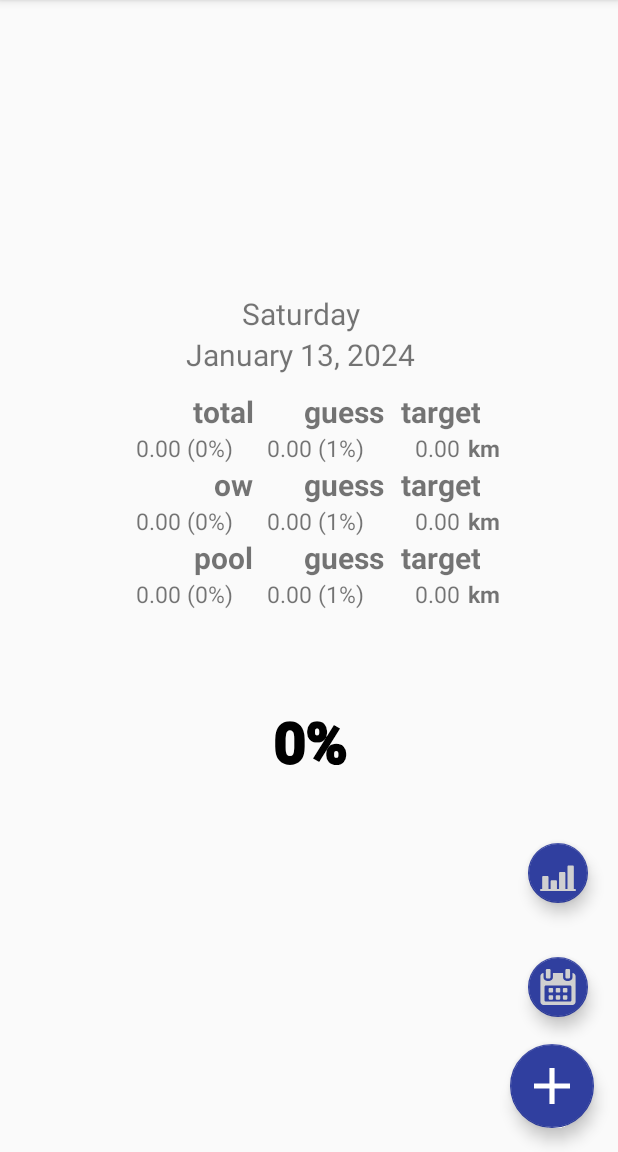
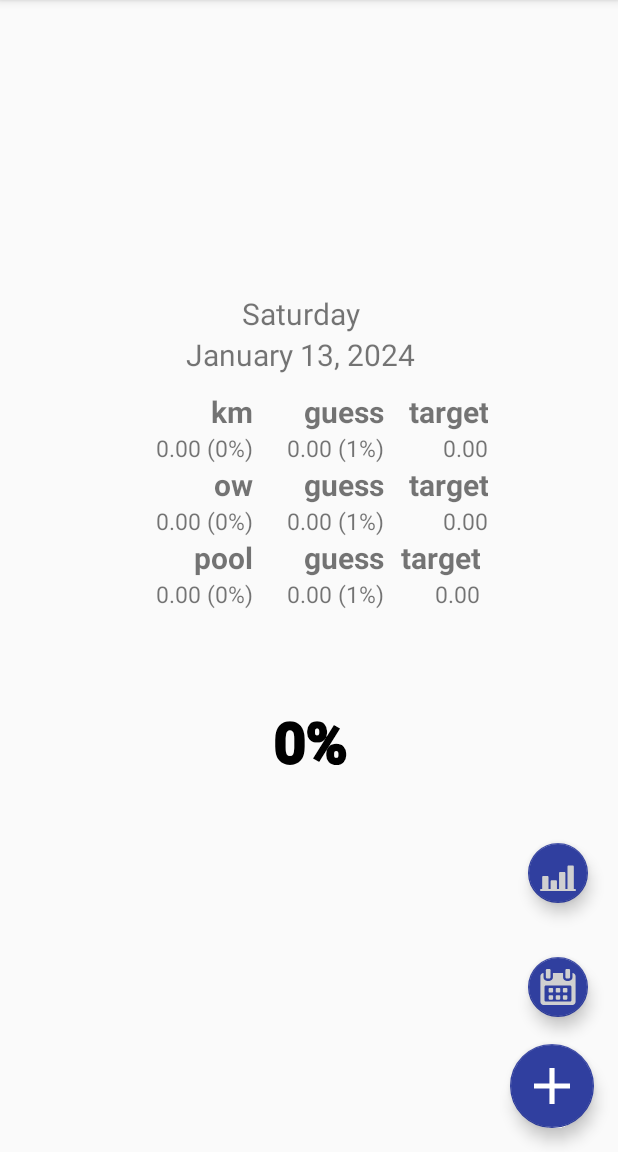
Before and after one commit to Baltasarq/nadamillas, an Android app: the screen it shows after launch (MainActivity), on a phone screen of 412 x 824 dp, the part 84-1236 px from its top. Run offline under Robolectric (Android 15) with nearby library versions, the phone set to English and light mode, and no system bars.

Commit message:
Removes units at the end of each line in mainactivity so it gains more space

```diff
--- a/app/src/main/java/com/devbaltasarq/nadamillas/ui/MainActivity.java
+++ b/app/src/main/java/com/devbaltasarq/nadamillas/ui/MainActivity.java
@@ -387,17 +387,9 @@ public class MainActivity extends BaseActivity
 
     private void showUnits()
     {
-        final List<TextView> LABELS = this.lookForViews(
-                                        new int[] {
-                                            R.id.lblUnits1,
-                                            R.id.lblUnits2,
-                                            R.id.lblUnits3 });
+        final TextView LBL_UNITS = this.findViewById( R.id.lblUnits );
 
-        for(TextView lbl: LABELS) {
-            lbl.setText( settings.getDistanceUnits().toString() );
-        }
-
-        return;
+        LBL_UNITS.setText( settings.getDistanceUnits().toString() );
     }
 
     /** The new session handler. */
--- a/app/src/main/res/layout/content_main.xml
+++ b/app/src/main/res/layout/content_main.xml
@@ -57,14 +57,14 @@
                 android:layout_width="match_parent"
                 android:layout_height="wrap_content">
 
-                <TextView
+                <TextView       android:id="@+id/lblUnits"
                     android:textAlignment="textEnd"
                     android:gravity="end"
                     android:layout_marginStart="5dp"
                     android:layout_marginEnd="5dp"
                     android:layout_width="wrap_content"
                     android:layout_height="wrap_content"
-                    android:text="@string/label_total"
+                    android:text="@string/label_km"
                     android:textSize="20sp"
                     android:textStyle="bold"/>
 
@@ -81,7 +81,6 @@
 
                 <TextView
                     android:layout_marginStart="5dp"
-                    android:layout_marginEnd="5dp"
                     android:textAlignment="textEnd"
                     android:gravity="end"
                     android:layout_width="wrap_content"
@@ -114,17 +113,8 @@
 
                 <TextView   android:id="@+id/lblTarget"
                     android:layout_marginStart="5dp"
-                    android:layout_marginEnd="5dp"
                     android:text=""
                     android:textAlignment="textEnd"
-                    android:gravity="end"
-                    android:textSize="15sp"/>
-
-                <TextView   android:id="@+id/lblUnits1"
-                    android:layout_marginEnd="5dp"
-                    android:text="@string/label_km"
-                    android:textAlignment="textEnd"
-                    android:textStyle="bold"
                     android:gravity="end"
                     android:textSize="15sp"/>
             </TableRow>
@@ -159,7 +149,6 @@
 
                 <TextView
                     android:layout_marginStart="5dp"
-                    android:layout_marginEnd="5dp"
                     android:textAlignment="textEnd"
                     android:gravity="end"
                     android:layout_width="wrap_content"
@@ -192,17 +181,8 @@
 
                 <TextView   android:id="@+id/lblTargetOWS"
                     android:layout_marginStart="5dp"
-                    android:layout_marginEnd="5dp"
                     android:text=""
                     android:textAlignment="textEnd"
-                    android:gravity="end"
-                    android:textSize="15sp"/>
-
-                <TextView   android:id="@+id/lblUnits2"
-                    android:layout_marginEnd="5dp"
-                    android:text="@string/label_km"
-                    android:textAlignment="textEnd"
-                    android:textStyle="bold"
                     android:gravity="end"
                     android:textSize="15sp"/>
             </TableRow>
@@ -275,14 +255,6 @@
                     android:textAlignment="textEnd"
                     android:gravity="end"
                     android:textSize="15sp"/>
-
-                <TextView   android:id="@+id/lblUnits3"
-                    android:layout_marginEnd="5dp"
-                    android:text="@string/label_km"
-                    android:textAlignment="textEnd"
-                    android:textStyle="bold"
-                    android:gravity="end"
-                    android:textSize="15sp"/>
             </TableRow>
         </TableLayout>
 
```
